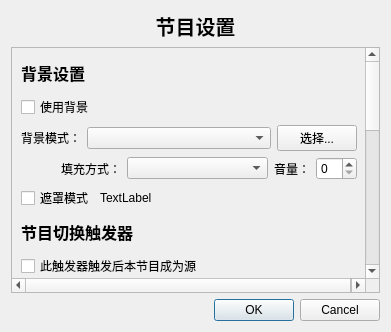
Above: QtWindows/ProgSettings.ui from Tao68a660f3/LED_Simulator before the change. Below: the same form after it.
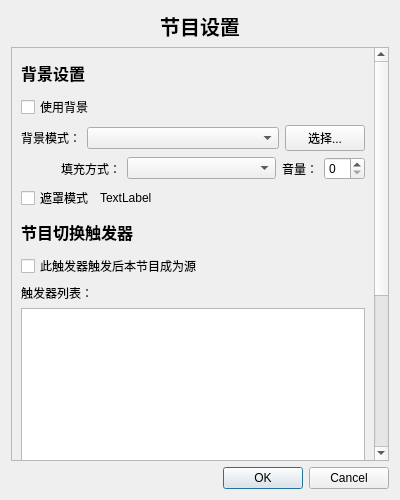
That is the form after the change. Custom widgets are drawn as their Qt base class.

The edit to the form file:
```diff
--- a/QtWindows/ProgSettings.ui
+++ b/QtWindows/ProgSettings.ui
@@ -6,8 +6,8 @@
    <rect>
     <x>0</x>
     <y>0</y>
-    <width>391</width>
-    <height>332</height>
+    <width>400</width>
+    <height>500</height>
    </rect>
   </property>
   <property name="windowTitle">
@@ -33,6 +33,12 @@
    </item>
    <item>
     <widget class="QScrollArea" name="scrollArea">
+     <property name="minimumSize">
+      <size>
+       <width>300</width>
+       <height>0</height>
+      </size>
+     </property>
      <property name="widgetResizable">
       <bool>true</bool>
      </property>
@@ -40,8 +46,8 @@
       <property name="geometry">
        <rect>
         <x>0</x>
-        <y>-114</y>
-        <width>358</width>
+        <y>0</y>
+        <width>367</width>
         <height>633</height>
        </rect>
       </property>
@@ -193,7 +199,14 @@
           </widget>
          </item>
          <item>
-          <widget class="DraggableTableWidget" name="tableWidget"/>
+          <widget class="DraggableTableWidget" name="tableWidget">
+           <property name="minimumSize">
+            <size>
+             <width>300</width>
+             <height>0</height>
+            </size>
+           </property>
+          </widget>
          </item>
          <item>
           <layout class="QHBoxLayout" name="horizontalLayout_4">
```
Left out of the diff: 12 changed lines with no effect on the pictures.
